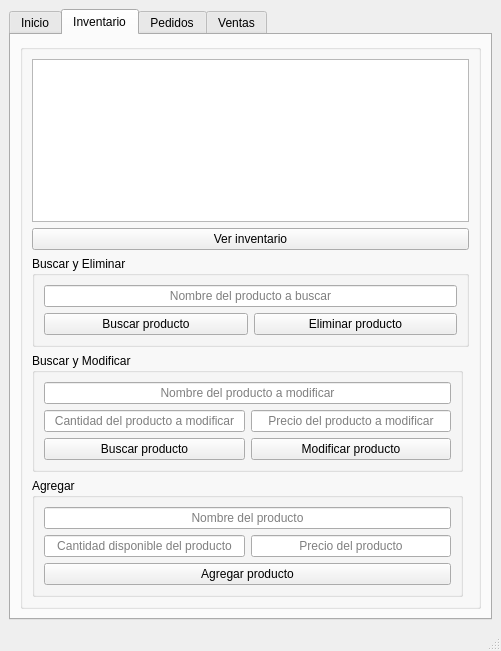
Old version of the form Proyecto/proyecto1.ui in the repository oscarevan/Seminario-de-Ingenieria.
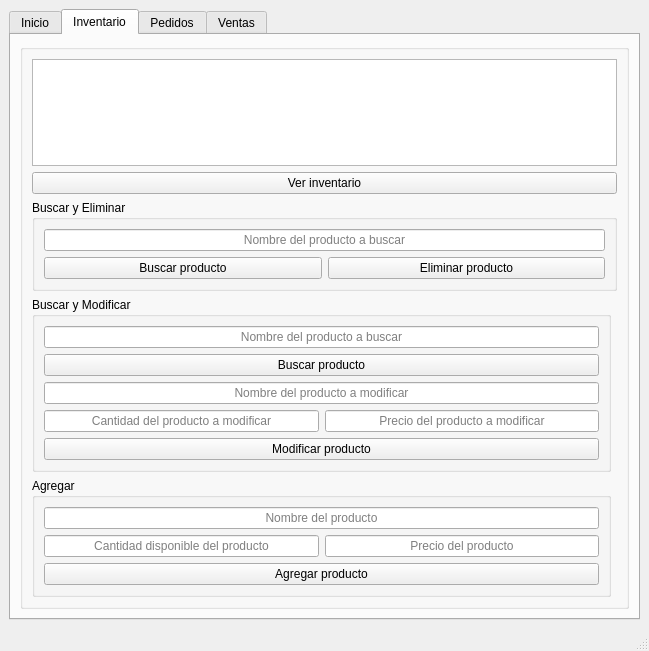
New version of the form. The open tabs and pages were chosen to show the change. Icons and pictures are not drawn.

```diff
--- a/Proyecto/proyecto1.ui
+++ b/Proyecto/proyecto1.ui
@@ -6,7 +6,7 @@
    <rect>
     <x>0</x>
     <y>0</y>
-    <width>501</width>
+    <width>649</width>
     <height>651</height>
    </rect>
   </property>
@@ -15,7 +15,7 @@
   </property>
   <widget class="QWidget" name="centralwidget">
    <layout class="QGridLayout" name="gridLayout_21">
-    <item row="0" column="0">
+    <item row="0" column="1">
      <widget class="QTabWidget" name="tabWidget">
       <property name="currentIndex">
        <number>0</number>
@@ -271,6 +271,69 @@
            <string/>
           </property>
           <layout class="QGridLayout" name="gridLayout_9">
+           <item row="5" column="0">
+            <widget class="QGroupBox" name="groupBox">
+             <property name="title">
+              <string>Buscar y Modificar</string>
+             </property>
+             <layout class="QGridLayout" name="gridLayout">
+              <item row="2" column="0" colspan="2">
+               <widget class="QPushButton" name="pushButton_buscar_modificar_inventario">
+                <property name="text">
+                 <string>Buscar producto</string>
+                </property>
+               </widget>
+              </item>
+              <item row="4" column="0">
+               <widget class="QLineEdit" name="lineEdit_cantidad_modificar_inventario">
+                <property name="alignment">
+                 <set>Qt::AlignCenter</set>
+                </property>
+                <property name="placeholderText">
+                 <string>Cantidad del producto a modificar</string>
+                </property>
+               </widget>
+              </item>
+              <item row="4" column="1">
+               <widget class="QLineEdit" name="lineEdit_precio_modificar_inventario">
+                <property name="alignment">
+                 <set>Qt::AlignCenter</set>
+                </property>
+                <property name="placeholderText">
+                 <string>Precio del producto a modificar</string>
+                </property>
+               </widget>
+              </item>
+              <item row="5" column="0" colspan="2">
+               <widget class="QPushButton" name="pushButton_modificar_inventario">
+                <property name="text">
+                 <string>Modificar producto</string>
+                </property>
+               </widget>
+              </item>
+              <item row="3" column="0" colspan="2">
+               <widget class="QLineEdit" name="lineEdit_agregar_modificar_inventario">
+                <property name="alignment">
+                 <set>Qt::AlignCenter</set>
+                </property>
+                <property name="placeholderText">
+                 <string>Nombre del producto a modificar</string>
+                </property>
+               </widget>
+              </item>
+              <item row="1" column="0" colspan="2">
+               <widget class="QLineEdit" name="lineEdit_buscar_modificar_inventario">
+                <property name="alignment">
+                 <set>Qt::AlignCenter</set>
+                </property>
+                <property name="placeholderText">
+                 <string>Nombre del producto a buscar</string>
+                </property>
+               </widget>
+              </item>
+             </layout>
+            </widget>
+           </item>
            <item row="4" column="0" colspan="2">
             <widget class="QGroupBox" name="groupBox_10">
              <property name="title">
@@ -360,57 +423,20 @@
              </layout>
             </widget>
            </item>
-           <item row="5" column="0">
-            <widget class="QGroupBox" name="groupBox">
-             <property name="title">
-              <string>Buscar y Modificar</string>
+           <item row="0" column="0" rowspan="2" colspan="2">
+            <widget class="QTableWidget" name="tableWidget_inventario">
+             <property name="lineWidth">
+              <number>1</number>
              </property>
-             <layout class="QGridLayout" name="gridLayout">
-              <item row="2" column="0">
-               <widget class="QLineEdit" name="lineEdit_cantidad_modificar_inventario">
-                <property name="alignment">
-                 <set>Qt::AlignCenter</set>
-                </property>
-                <property name="placeholderText">
-                 <string>Cantidad del producto a modificar</string>
-                </property>
-               </widget>
-              </item>
-              <item row="2" column="1">
-               <widget class="QLineEdit" name="lineEdit_precio_modificar_inventario">
-                <property name="alignment">
-                 <set>Qt::AlignCenter</set>
-                </property>
-                <property name="placeholderText">
-                 <string>Precio del producto a modificar</string>
-                </property>
-               </widget>
-              </item>
-              <item row="1" column="0" colspan="2">
-               <widget class="QLineEdit" name="lineEdit_agregar_modificar_inventario">
-                <property name="alignment">
-                 <set>Qt::AlignCenter</set>
-                </property>
-                <property name="placeholderText">
-                 <string>Nombre del producto a modificar</string>
-                </property>
-               </widget>
-              </item>
-              <item row="3" column="0">
-               <widget class="QPushButton" name="pushButton_buscar_modificar_inventario">
-                <property name="text">
-                 <string>Buscar producto</string>
-                </property>
-               </widget>
-              </item>
-              <item row="3" column="1">
-               <widget class="QPushButton" name="pushButton_modificar_inventario">
-                <property name="text">
-                 <string>Modificar producto</string>
-                </property>
-               </widget>
-              </item>
-             </layout>
+             <property name="sizeAdjustPolicy">
+              <enum>QAbstractScrollArea::AdjustToContents</enum>
+             </property>
+             <property name="alternatingRowColors">
+              <bool>true</bool>
+             </property>
+             <attribute name="horizontalHeaderDefaultSectionSize">
+              <number>140</number>
+             </attribute>
             </widget>
            </item>
           </layout>
```
Left out of the diff: 155 changed lines with no effect on the pictures.
